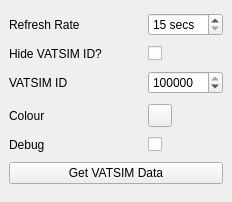
First picture: the form in vatsim_online_dockwidget_base.ui, repository StevePirateX/qgis-vatsim-online, before the edit.
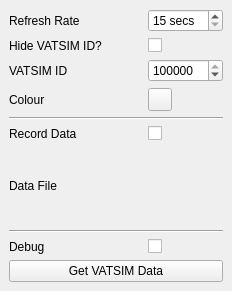
Second picture: the form after the edit. Custom widgets are drawn as their Qt base class.

Commit message: Update UI with history

```diff
--- a/vatsim_online_dockwidget_base.ui
+++ b/vatsim_online_dockwidget_base.ui
@@ -7,7 +7,7 @@
     <x>0</x>
     <y>0</y>
     <width>232</width>
-    <height>202</height>
+    <height>291</height>
    </rect>
   </property>
   <property name="windowTitle">
@@ -15,21 +15,14 @@
   </property>
   <widget class="QWidget" name="dockWidgetContents">
    <layout class="QGridLayout" name="gridLayout">
-    <item row="5" column="0">
-     <widget class="QLabel" name="lblDebug">
-      <property name="text">
-       <string>Debug</string>
+    <item row="5" column="0" colspan="2">
+     <widget class="Line" name="line_2">
+      <property name="orientation">
+       <enum>Qt::Horizontal</enum>
       </property>
      </widget>
     </item>
-    <item row="2" column="0">
-     <widget class="QLabel" name="lblHideVatsimId">
-      <property name="text">
-       <string>Hide VATSIM ID?</string>
-      </property>
-     </widget>
-    </item>
-    <item row="6" column="0" colspan="2">
+    <item row="10" column="0" colspan="2">
      <widget class="QPushButton" name="btnGetData">
       <property name="text">
        <string>Get VATSIM Data</string>
@@ -61,6 +54,20 @@
       </property>
      </widget>
     </item>
+    <item row="9" column="1">
+     <widget class="QCheckBox" name="chkDebug">
+      <property name="text">
+       <string/>
+      </property>
+     </widget>
+    </item>
+    <item row="8" column="0" colspan="2">
+     <widget class="Line" name="line">
+      <property name="orientation">
+       <enum>Qt::Horizontal</enum>
+      </property>
+     </widget>
+    </item>
     <item row="1" column="1">
      <widget class="QSpinBox" name="spnRefreshRate">
       <property name="suffix">
@@ -74,13 +81,6 @@
       </property>
      </widget>
     </item>
-    <item row="5" column="1">
-     <widget class="QCheckBox" name="chkDebug">
-      <property name="text">
-       <string/>
-      </property>
-     </widget>
-    </item>
     <item row="1" column="0">
      <widget class="QLabel" name="lblRefreshRate">
       <property name="text">
@@ -88,13 +88,6 @@
       </property>
      </widget>
     </item>
-    <item row="3" column="0">
-     <widget class="QLabel" name="lblVatsimId">
-      <property name="text">
-       <string>VATSIM ID</string>
-      </property>
-     </widget>
-    </item>
     <item row="2" column="1">
      <widget class="QCheckBox" name="chkHideVatsimId">
       <property name="toolTip">
@@ -108,6 +101,34 @@
       </property>
      </widget>
     </item>
+    <item row="9" column="0">
+     <widget class="QLabel" name="lblDebug">
+      <property name="text">
+       <string>Debug</string>
+      </property>
+     </widget>
+    </item>
+    <item row="2" column="0">
+     <widget class="QLabel" name="lblHideVatsimId">
+      <property name="text">
+       <string>Hide VATSIM ID?</string>
+      </property>
+     </widget>
+    </item>
+    <item row="7" column="0">
+     <widget class="QLabel" name="label_2">
+      <property name="text">
+       <string>Data File</string>
+      </property>
+     </widget>
+    </item>
+    <item row="3" column="0">
+     <widget class="QLabel" name="lblVatsimId">
+      <property name="text">
+       <string>VATSIM ID</string>
+      </property>
+     </widget>
+    </item>
     <item row="4" column="1">
      <widget class="QgsColorButton" name="mColorButton">
       <property name="colorDialogTitle">
@@ -148,6 +169,36 @@
       </property>
      </widget>
     </item>
+    <item row="7" column="1">
+     <widget class="QgsFileWidget" name="mHistoryFile">
+      <property name="acceptDrops">
+       <bool>true</bool>
+      </property>
+      <property name="fileWidgetButtonVisible">
+       <bool>true</bool>
+      </property>
+      <property name="dialogTitle">
+       <string>Save to GeoPackage</string>
+      </property>
+      <property name="storageMode">
+       <enum>QgsFileWidget::SaveFile</enum>
+      </property>
+     </widget>
+    </item>
+    <item row="6" column="1">
+     <widget class="QCheckBox" name="chkHistory">
+      <property name="text">
+       <string/>
+      </property>
+     </widget>
+    </item>
+    <item row="6" column="0">
+     <widget class="QLabel" name="label_3">
+      <property name="text">
+       <string>Record Data</string>
+      </property>
+     </widget>
+    </item>
    </layout>
   </widget>
  </widget>
@@ -157,6 +208,11 @@
    <extends>QToolButton</extends>
    <header>qgscolorbutton.h</header>
   </customwidget>
+  <customwidget>
+   <class>QgsFileWidget</class>
+   <extends>QWidget</extends>
+   <header>qgsfilewidget.h</header>
+  </customwidget>
  </customwidgets>
  <resources/>
  <connections>
```
The commit also changes 1 other file.
